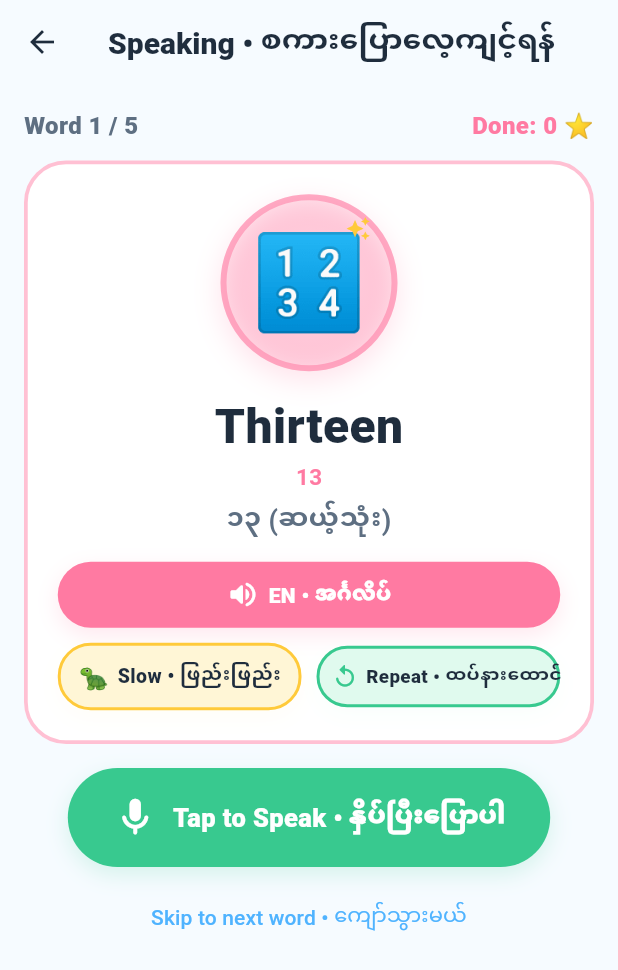
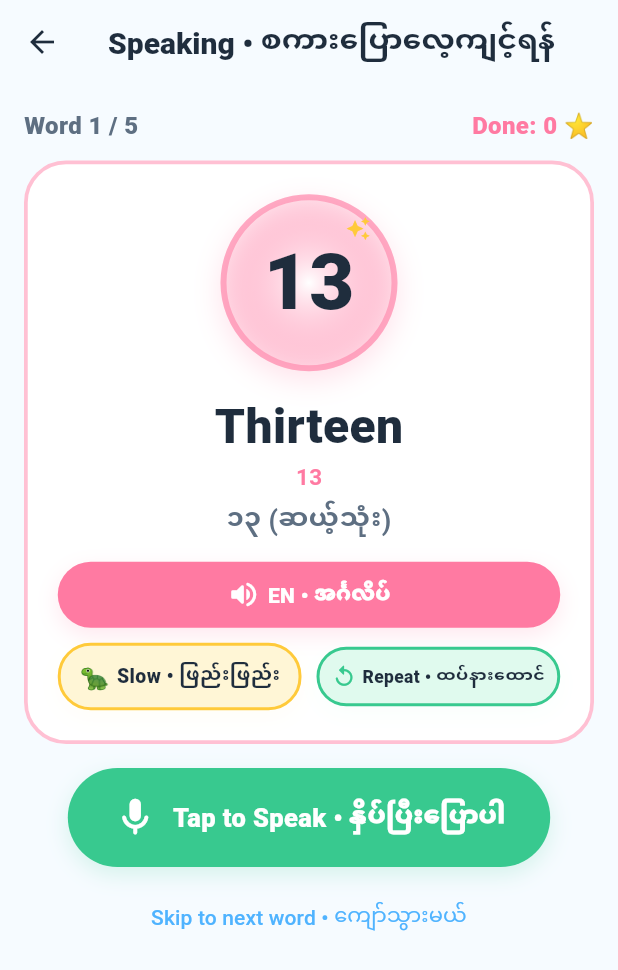
Before and after one commit to taungbat0-commits/baby-shein, a Flutter app: the SpeakingScreen screen opened directly, on a phone screen of 412 x 824 dp. Shown: the top 970 px of the screen. Run offline on Flutter 3.47's test engine with Material 3 defaults, Android fonts, the phone set to English and light mode, and no system bars; our stand-ins replace audioplayers, confetti, flutter_tts, pdf, printing, share_plus and 3 more; accounts and stored records are empty; network calls fail; statements that could not run were skipped.

Commit message:
Show exact digits 1-100 in Numbers lesson and fix Repeat button text overflow

```diff
--- a/lib/widgets/audio_control_bar.dart
+++ b/lib/widgets/audio_control_bar.dart
@@ -28,25 +28,24 @@ class AudioControlBar extends StatelessWidget {
               child: BouncyButton(
                 onTap: onListen,
                 color: primaryColor,
-                padding: const EdgeInsets.symmetric(vertical: 11, horizontal: 10),
-                child: const Row(
+                padding: const EdgeInsets.symmetric(vertical: 11, horizontal: 8),
+                child: const FittedBox(
+                  fit: BoxFit.scaleDown,
+                  child: Row(
                     mainAxisAlignment: MainAxisAlignment.center,
                     children: [
                       Icon(Icons.volume_up_rounded, color: Colors.white, size: 22),
-                    SizedBox(width: 6),
-                    Flexible(
-                      child: Text(
+                      SizedBox(width: 5),
+                      Text(
                         'EN • အင်္ဂလိပ်',
-                        maxLines: 1,
-                        overflow: TextOverflow.ellipsis,
                         style: TextStyle(
                           color: Colors.white,
                           fontWeight: FontWeight.w900,
                           fontSize: 14,
                         ),
                       ),
+                    ],
                   ),
-                  ],
                 ),
               ),
             ),
@@ -56,25 +55,24 @@ class AudioControlBar extends StatelessWidget {
                 child: BouncyButton(
                   onTap: onListenMy,
                   color: AppColors.softPink,
-                  padding: const EdgeInsets.symmetric(vertical: 11, horizontal: 10),
-                  child: const Row(
+                  padding: const EdgeInsets.symmetric(vertical: 11, horizontal: 8),
+                  child: const FittedBox(
+                    fit: BoxFit.scaleDown,
+                    child: Row(
                       mainAxisAlignment: MainAxisAlignment.center,
                       children: [
                         Text('🇲🇲', style: TextStyle(fontSize: 17)),
-                      SizedBox(width: 6),
-                      Flexible(
-                        child: Text(
+                        SizedBox(width: 5),
+                        Text(
                           'MY • မြန်မာ',
-                          maxLines: 1,
-                          overflow: TextOverflow.ellipsis,
                           style: TextStyle(
                             color: Colors.white,
                             fontWeight: FontWeight.w900,
                             fontSize: 14,
                           ),
                         ),
+                      ],
                     ),
-                    ],
                   ),
                 ),
               ),
@@ -90,11 +88,13 @@ class AudioControlBar extends StatelessWidget {
                 color: AppColors.sunYellowLight,
                 border: Border.all(color: AppColors.sunYellow, width: 2),
                 padding: const EdgeInsets.symmetric(vertical: 9, horizontal: 8),
-                child: const Row(
+                child: const FittedBox(
+                  fit: BoxFit.scaleDown,
+                  child: Row(
                     mainAxisAlignment: MainAxisAlignment.center,
                     children: [
                       Text('🐢', style: TextStyle(fontSize: 16)),
-                    SizedBox(width: 6),
+                      SizedBox(width: 5),
                       Text(
                         'Slow • ဖြည်းဖြည်း',
                         style: TextStyle(
@@ -107,6 +107,7 @@ class AudioControlBar extends StatelessWidget {
                   ),
                 ),
               ),
+            ),
             const SizedBox(width: 10),
             Expanded(
               child: BouncyButton(
@@ -114,11 +115,13 @@ class AudioControlBar extends StatelessWidget {
                 color: AppColors.mintGreenLight,
                 border: Border.all(color: AppColors.mintGreen, width: 2),
                 padding: const EdgeInsets.symmetric(vertical: 9, horizontal: 8),
-                child: const Row(
+                child: const FittedBox(
+                  fit: BoxFit.scaleDown,
+                  child: Row(
                     mainAxisAlignment: MainAxisAlignment.center,
                     children: [
                       Icon(Icons.replay_rounded, color: AppColors.mintGreen, size: 18),
-                    SizedBox(width: 5),
+                      SizedBox(width: 4),
                       Text(
                         'Repeat • ထပ်နားထောင်',
                         style: TextStyle(
@@ -131,6 +134,7 @@ class AudioControlBar extends StatelessWidget {
                   ),
                 ),
               ),
+            ),
           ],
         ),
       ],
--- a/lib/widgets/kids_illustration.dart
+++ b/lib/widgets/kids_illustration.dart
@@ -17,6 +17,15 @@ class KidsIllustration extends StatelessWidget {
   @override
   Widget build(BuildContext context) {
     final swatchColor = item.colorHex != null ? Color(item.colorHex!) : accentColor;
+    final isNumber = RegExp(r'^\d+$').hasMatch(item.emoji.trim());
+
+    double textSize;
+    if (isNumber) {
+      final len = item.emoji.trim().length;
+      textSize = len >= 3 ? size * 0.34 : (len == 2 ? size * 0.44 : size * 0.52);
+    } else {
+      textSize = size * (item.colorHex != null ? 0.36 : 0.52);
+    }
 
     return Container(
       width: size,
@@ -54,9 +63,19 @@ class KidsIllustration extends StatelessWidget {
                 border: Border.all(color: Colors.white, width: 3),
               ),
             ),
-          Text(
-            item.emoji,
-            style: TextStyle(fontSize: size * (item.colorHex != null ? 0.36 : 0.52)),
+          FittedBox(
+            fit: BoxFit.scaleDown,
+            child: Padding(
+              padding: const EdgeInsets.all(10),
+              child: Text(
+                item.emoji,
+                style: TextStyle(
+                  fontSize: textSize,
+                  fontWeight: isNumber ? FontWeight.w900 : FontWeight.normal,
+                  color: isNumber ? AppColors.textDark : null,
+                ),
+              ),
+            ),
           ),
           Positioned(
             top: 10,
```
Also changed, not shown: assets/data/grade1_lessons.json. Lines whose indentation alone changed are shown as unchanged.
